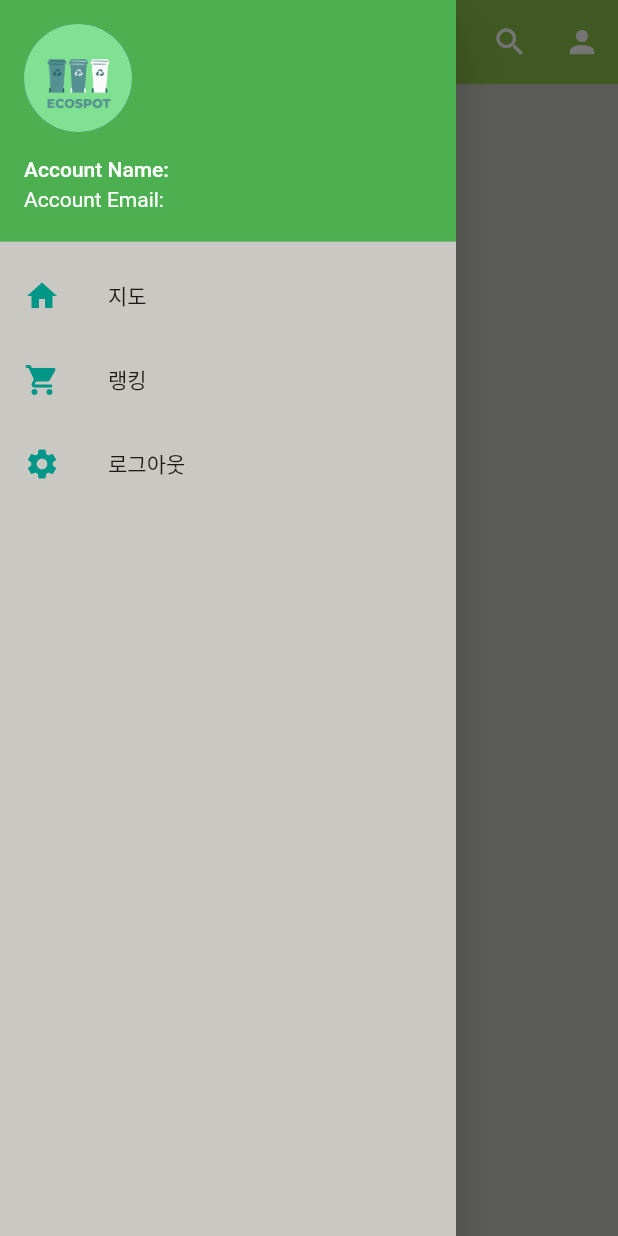
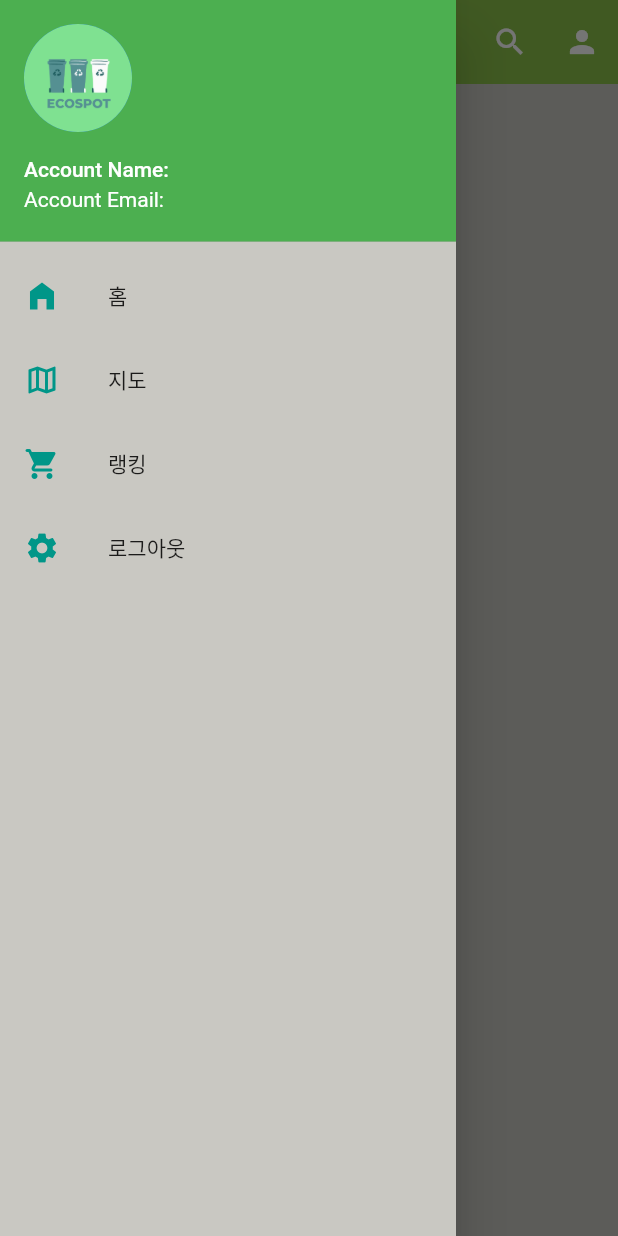
Before and after one commit to jayko0616/Ecospot, a Flutter app: the MyAppPage screen opened directly, with the side drawer open, on a phone screen of 412 x 824 dp. Run offline on Flutter 3.47's test engine with Material 2 defaults, Android fonts, the phone set to English and light mode, and no system bars; our stand-ins replace camera, dio, geolocator, google_maps_flutter, image_picker, shared_preferences; accounts and stored records are empty; network calls fail.

Commit message:
jinwon chan merge

```diff
--- a/lib/mainPage.dart
+++ b/lib/mainPage.dart
@@ -1,6 +1,5 @@
 // ignore_for_file: use_build_context_synchronously, file_names
 
-import 'package:flutter/cupertino.dart';
 import 'package:flutter/material.dart';
 import 'package:ecospot/loginPage/loginMainPage.dart';
 import 'package:shared_preferences/shared_preferences.dart';
@@ -17,8 +16,8 @@ class MyAppPage extends StatefulWidget {
 }
 
 class MyAppState extends State<MyAppPage> {
-  String accountName = ''; // 사용자 이름을 저장할 변수
-  String accountEmail = ''; // 사용자 이메일을 저장할 변수
+  static String accountName = ''; // 사용자 이름을 저장할 변수
+  static String accountEmail = ''; // 사용자 이메일을 저장할 변수
   @override
   void initState() {
     super.initState();
@@ -65,14 +64,14 @@ class MyAppState extends State<MyAppPage> {
         context: context,
         builder: (BuildContext context) {
           return AlertDialog(
-            title: Text('오류'),
-            content: Text('로그아웃 중에 문제가 발생했습니다.'),
+            title: const Text('오류'),
+            content: const Text('로그아웃 중에 문제가 발생했습니다.'),
             actions: [
               TextButton(
                 onPressed: () {
                   Navigator.of(context).pop();
                 },
-                child: Text('확인'),
+                child: const Text('확인'),
               ),
             ],
           );
@@ -108,52 +107,65 @@ class MyAppState extends State<MyAppPage> {
           )
         ],
       ),
-      body: Center(),
+      body: const Center(),
       drawer: Drawer(
         backgroundColor: Color(0xFFC9C8C2),
         child: ListView(
           children: [
             UserAccountsDrawerHeader(
-              currentAccountPicture: CircleAvatar(
+              currentAccountPicture: const CircleAvatar(
                 backgroundImage: AssetImage('assets/images/ecospotNewLogo.png'),
               ),
               accountName: Text('Account Name: $accountName'),
               accountEmail: Text('Account Email: $accountEmail'),
-              decoration: BoxDecoration(
+              decoration: const BoxDecoration(
                 color: Colors.green,
               ),
             ),
             ListTile(
-              leading: const Icon(Icons.home),
+              leading: const Icon(Icons.home_filled),
               iconColor: Colors.teal,
-              focusColor: Color(0xFF327035),
+              focusColor: const Color(0xFF327035),
+              title: const Text('홈'),
+              onTap: () {
+                Navigator.push(
+                  context,
+                  MaterialPageRoute(
+                      builder: (context) => MyAppPage()), // 지도 페이지로 이동
+                );
+              },
+            ),
+            ListTile(
+              leading: const Icon(Icons.map_outlined),
+              iconColor: Colors.teal,
+              focusColor: const Color(0xFF327035),
               title: const Text('지도'),
               onTap: () {
                 Navigator.push(
                   context,
                   MaterialPageRoute(
-                      builder: (context) => HomeScreen()), // 두 번째 페이지로 이동
+                      builder: (context) => HomeScreen()), // 지도 페이지로 이동
                 );
               },
             ),
             ListTile(
               leading: const Icon(Icons.shopping_cart_rounded),
               iconColor: Colors.teal,
-              focusColor: Color(0xFF327035),
+              focusColor: const Color(0xFF327035),
               title: const Text('랭킹'),
               onTap: () {
                 Navigator.push(
                   context,
                   MaterialPageRoute(
                       builder: (context) =>
-                          RankScreen()), // 두 번째 페이지로 이동
+                          RankScreen()), // 랭킹 페이지로 이동
                 );
               },
             ),
             ListTile(
               leading: const Icon(Icons.settings),
               iconColor: Colors.teal,
-              focusColor: Color(0xFF327035),
+              focusColor: const Color(0xFF327035),
               title: const Text('로그아웃'),
               onTap: () {
                 logout();
--- a/lib/screens/rank_screen.dart
+++ b/lib/screens/rank_screen.dart
@@ -14,14 +14,15 @@ class RankScreen extends StatelessWidget {
     return MaterialApp(
       home: Scaffold(
         appBar: AppBar(
-          title: Text('Ranking'),
+          title: const Text('Ranking'),
+          backgroundColor: Colors.lightGreen,
         ),
         body: FutureBuilder<void>(
           future: storephotos.fetchPhotos(),
           builder: (context, snapshot) {
             if (snapshot.connectionState == ConnectionState.waiting) {
               // 데이터가 로딩 중일 때 표시할 내용
-              return CircularProgressIndicator();
+              return const CircularProgressIndicator();
             } else if (snapshot.hasError) {
               // 에러 발생 시 표시할 내용
               return Text('Error: ${snapshot.error}');
```
Also changed, not shown: lib/screens/home_screen.dart (+56 -42 lines).
